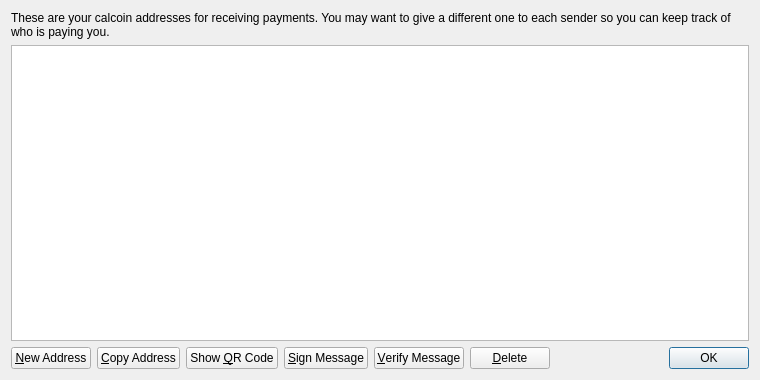
Before: the Qt Designer form src/qt/forms/addressbookpage.ui in PsycheDox/CalCoin, drawn with Qt 5.
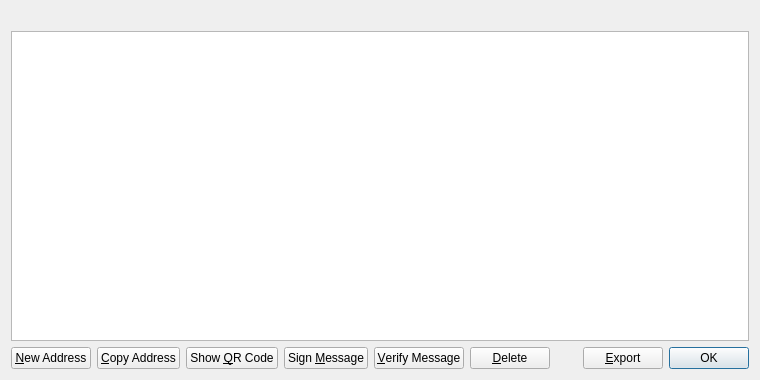
After: the same form once the commit is applied. Icons and pictures are not drawn.

What changed in the file:
```diff
--- a/src/qt/forms/addressbookpage.ui
+++ b/src/qt/forms/addressbookpage.ui
@@ -16,9 +16,6 @@
   <layout class="QVBoxLayout" name="verticalLayout">
    <item>
     <widget class="QLabel" name="labelExplanation">
-     <property name="text">
-      <string>These are your calcoin addresses for receiving payments. You may want to give a different one to each sender so you can keep track of who is paying you.</string>
-     </property>
      <property name="textFormat">
       <enum>Qt::PlainText</enum>
      </property>
@@ -102,7 +99,7 @@
         <string>Sign a message to prove you own a Bitcoin address</string>
        </property>
        <property name="text">
-        <string>&amp;Sign Message</string>
+        <string>Sign &amp;Message</string>
        </property>
        <property name="icon">
         <iconset resource="../bitcoin.qrc">
@@ -151,6 +148,20 @@
        </property>
       </spacer>
      </item>
+     <item>
+      <widget class="QPushButton" name="exportButton">
+       <property name="toolTip">
+        <string>Export the data in the current tab to a file</string>
+       </property>
+       <property name="text">
+        <string>&amp;Export</string>
+       </property>
+       <property name="icon">
+        <iconset resource="../bitcoin.qrc">
+         <normaloff>:/icons/export</normaloff>:/icons/export</iconset>
+       </property>
+      </widget>
+     </item>
      <item>
       <widget class="QDialogButtonBox" name="buttonBox">
        <property name="sizePolicy">
```
Left out of the diff: 12 changed lines with no effect on the pictures.
